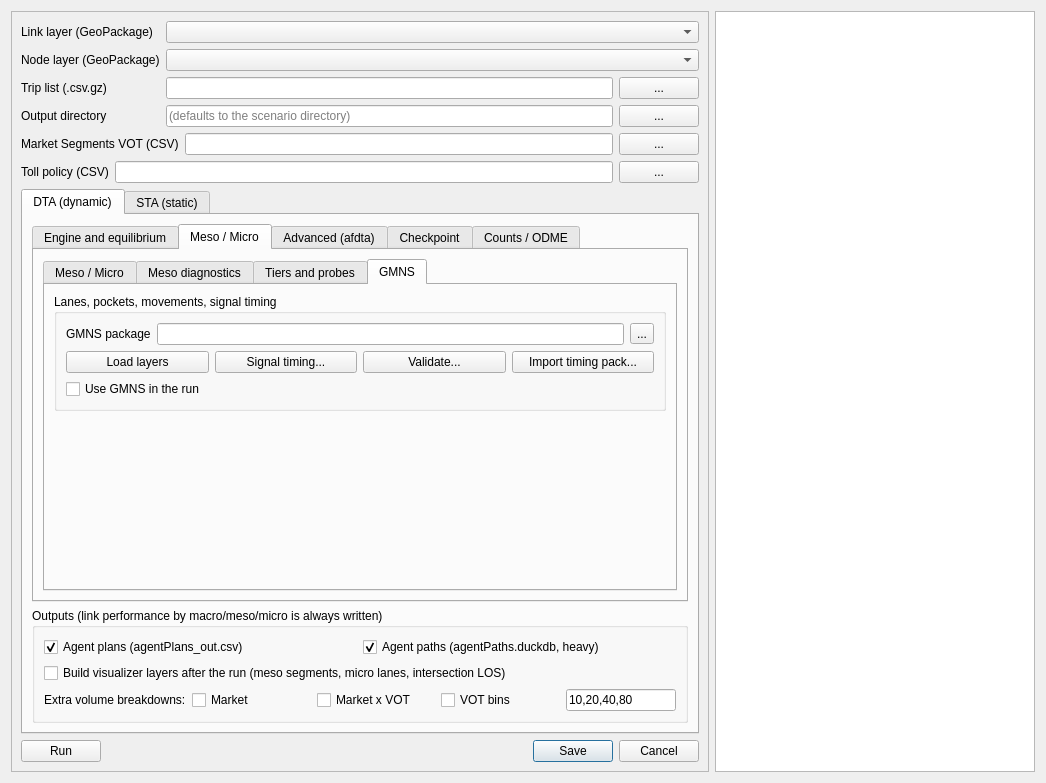
This is ui/hydra.ui in TSMv6/tsm_panel as Qt 5 draws it before an edit. The edited form follows.
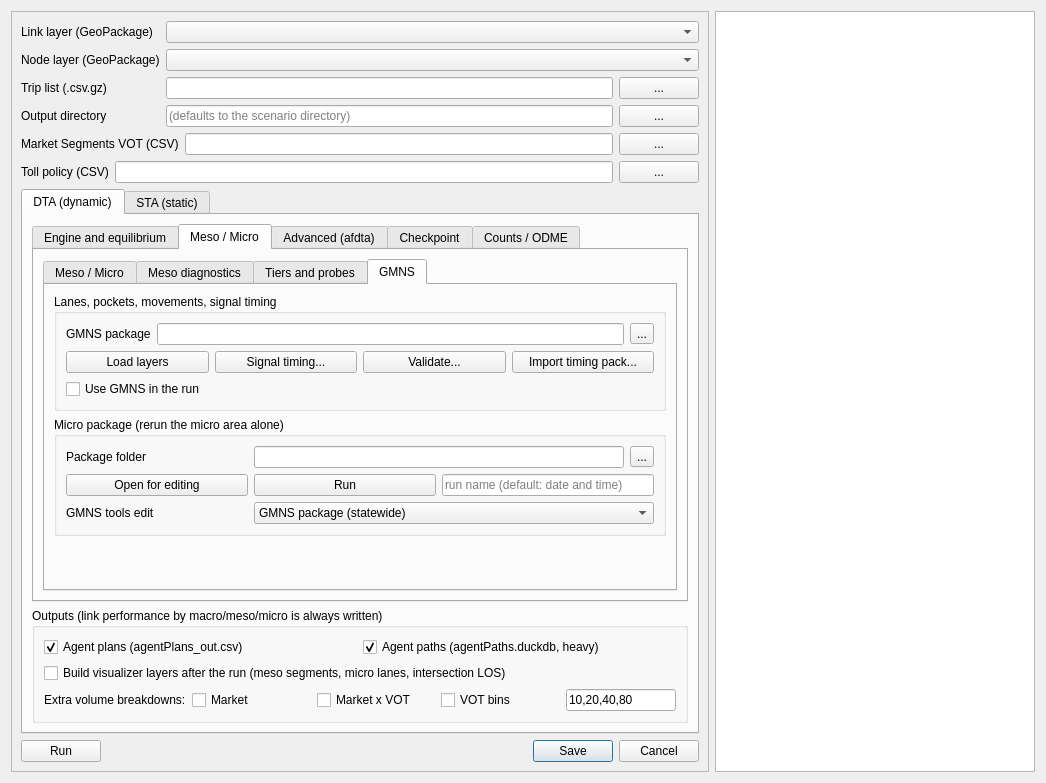
This is the edited form. The open tabs and pages were chosen to show the change.

Commit message:
HyDRA: micro package on the GMNS tab, coupling labels
- Micro package group: package folder (filled after a network micro run,
  which also builds micro_gmns.gpkg in it), Open for editing, Run (writes
  micro_gmns.gpkg back to gmns/, reruns micro alone, LOS layers named by
  the run), and a "GMNS tools edit" target (statewide or micro package).
- Coupling combo: Macro > meso > micro / Micro feedback, demand fixed /
  Full loop: macro re-routes (MICRO_COUPLING values unchanged).
- afdta rebuilt (micro package, MICRO_PACKAGE mode).

The edit to the form file:
```diff
--- a/ui/hydra.ui
+++ b/ui/hydra.ui
@@ -1055,6 +1055,87 @@
                      </layout>
                     </widget>
                    </item>
+                   <item>
+                    <widget class="QGroupBox" name="groupBox_MicroPkg">
+                     <property name="title">
+                      <string>Micro package (rerun the micro area alone)</string>
+                     </property>
+                     <layout class="QGridLayout" name="gridLayout_micropkg">
+                      <item row="0" column="0">
+                       <widget class="QLabel" name="label_MicroPkg">
+                        <property name="text">
+                         <string>Package folder</string>
+                        </property>
+                       </widget>
+                      </item>
+                      <item row="0" column="1" colspan="2">
+                       <widget class="QLineEdit" name="lineEdit_MicroPkg">
+                        <property name="toolTip">
+                         <string>&lt;output&gt;/micro_package of a network micro run (MICRO_PACKAGE_WRITE).</string>
+                        </property>
+                       </widget>
+                      </item>
+                      <item row="0" column="3">
+                       <widget class="QToolButton" name="browse_MicroPkg">
+                        <property name="text">
+                         <string>...</string>
+                        </property>
+                       </widget>
+                      </item>
+                      <item row="1" column="0">
+                       <widget class="QPushButton" name="btn_MicroPkgOpen">
+                        <property name="text">
+                         <string>Open for editing</string>
+                        </property>
+                        <property name="toolTip">
+                         <string>Cut micro_gmns.gpkg (the area's GMNS, with geometry) from the GMNS package above into the package folder, load it, and point the GMNS tools at it.</string>
+                        </property>
+                       </widget>
+                      </item>
+                      <item row="1" column="1">
+                       <widget class="QPushButton" name="btn_MicroPkgRun">
+                        <property name="text">
+                         <string>Run</string>
+                        </property>
+                        <property name="toolTip">
+                         <string>Rerun the micro area with the package's frozen traffic and its (edited) GMNS; adds the run's LOS layers.</string>
+                        </property>
+                       </widget>
+                      </item>
+                      <item row="1" column="2" colspan="2">
+                       <widget class="QLineEdit" name="lineEdit_MicroPkgRun">
+                        <property name="placeholderText">
+                         <string>run name (default: date and time)</string>
+                        </property>
+                       </widget>
+                      </item>
+                      <item row="2" column="0">
+                       <widget class="QLabel" name="label_GmnsTarget">
+                        <property name="text">
+                         <string>GMNS tools edit</string>
+                        </property>
+                       </widget>
+                      </item>
+                      <item row="2" column="1" colspan="3">
+                       <widget class="QComboBox" name="comboBox_GmnsTarget">
+                        <property name="toolTip">
+                         <string>Which file Load layers, Signal timing, Validate and Import timing pack work on.</string>
+                        </property>
+                        <item>
+                         <property name="text">
+                          <string>GMNS package (statewide)</string>
+                         </property>
+                        </item>
+                        <item>
+                         <property name="text">
+                          <string>Micro package (micro_gmns.gpkg)</string>
+                         </property>
+                        </item>
+                       </widget>
+                      </item>
+                     </layout>
+                    </widget>
+                   </item>
                    <item>
                     <spacer name="page_MM_GmnsSpacer">
                      <property name="orientation">
```
Left out of the diff: 9 changed lines with no effect on the pictures. The commit also changes 5 other files.
